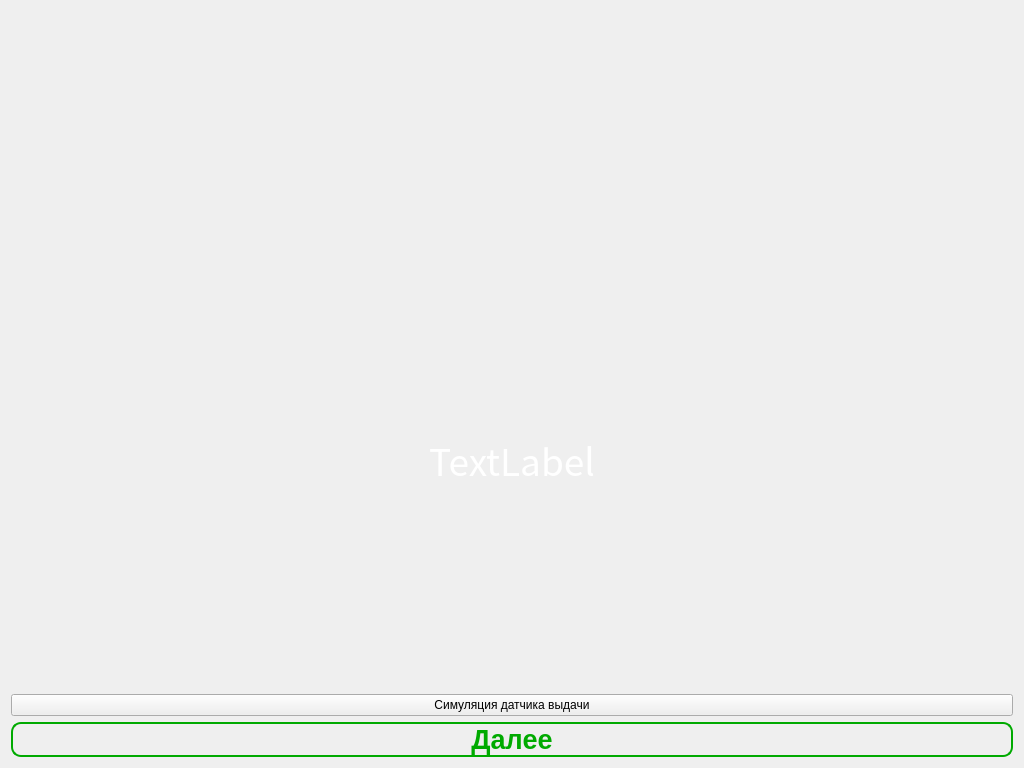
Old version of the form UIForms/GivingOutItem.ui in the repository FelixMailwriter/VM.
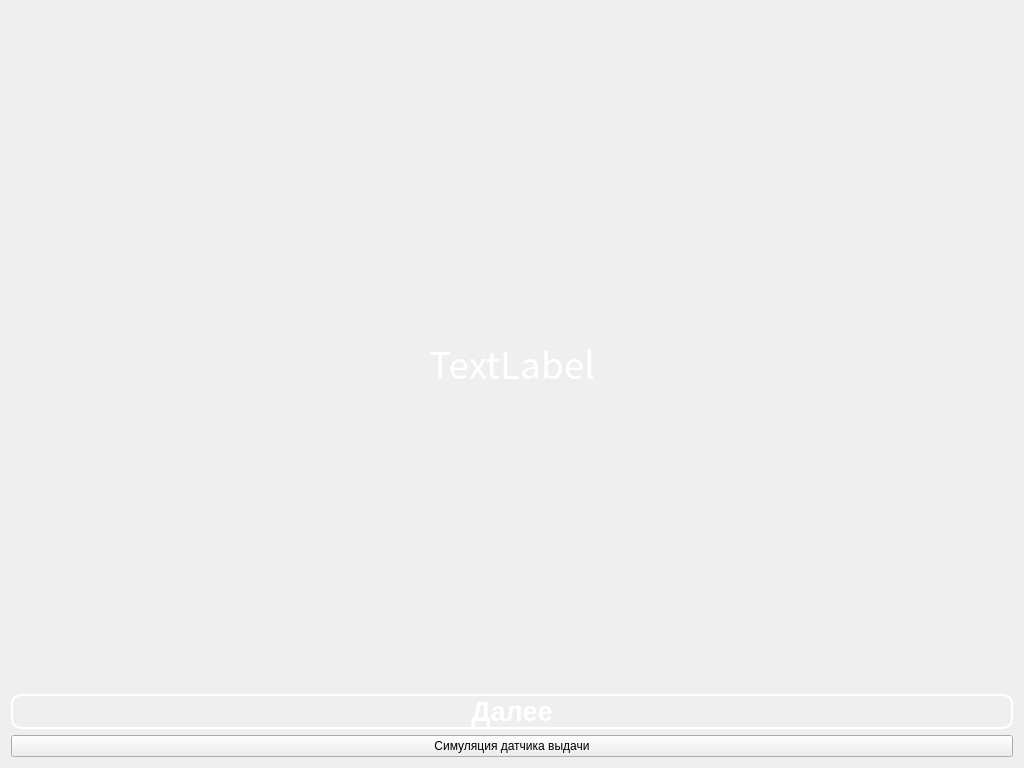
New version of the form. Icons and pictures are not drawn.

Diff of the .ui file:
```diff
--- a/UIForms/GivingOutItem.ui
+++ b/UIForms/GivingOutItem.ui
@@ -14,28 +14,38 @@
    <string>Form</string>
   </property>
   <property name="styleSheet">
-   <string notr="true">background-image: url(./Resources/Forms/ScanBrelok/FormBackGround.jpg);</string>
+   <string notr="true">background-image: url(./Resources/Forms/FormBackGround.png);</string>
   </property>
   <layout class="QVBoxLayout" name="verticalLayout_2">
    <item>
     <layout class="QVBoxLayout" name="verticalLayout">
      <item>
       <layout class="QVBoxLayout" name="verticalLayout_3">
-       <item>
-        <spacer name="verticalSpacer_3">
-         <property name="orientation">
-          <enum>Qt::Vertical</enum>
-         </property>
-         <property name="sizeHint" stdset="0">
-          <size>
-           <width>20</width>
-           <height>40</height>
-          </size>
-         </property>
-        </spacer>
-       </item>
        <item>
         <layout class="QHBoxLayout" name="horizontalLayout">
+         <item>
+          <spacer name="horizontalSpacer">
+           <property name="orientation">
+            <enum>Qt::Horizontal</enum>
+           </property>
+           <property name="sizeHint" stdset="0">
+            <size>
+             <width>40</width>
+             <height>20</height>
+            </size>
+           </property>
+          </spacer>
+         </item>
+         <item>
+          <widget class="QLabel" name="label">
+           <property name="text">
+            <string/>
+           </property>
+           <property name="pixmap">
+            <pixmap>../Resources/Forms/Logo.png</pixmap>
+           </property>
+          </widget>
+         </item>
          <item>
           <widget class="QLabel" name="lbl_result">
            <property name="sizePolicy">
@@ -112,13 +122,6 @@
        </item>
       </layout>
      </item>
-     <item>
-      <widget class="QPushButton" name="btn_OutSensSim">
-       <property name="text">
-        <string>Симуляция датчика выдачи</string>
-       </property>
-      </widget>
-     </item>
      <item>
       <widget class="QPushButton" name="btn_continue">
        <property name="font">
@@ -130,14 +133,21 @@
        </property>
        <property name="styleSheet">
         <string notr="true">background-image: url(:/newPrefix/fon.png);
-color: rgb(0, 170, 0);
-border: 2px solid #e34761; border-color: rgb(0, 170, 0); border-radius: 10px</string>
+color: rgb(255, 255, 255);
+border: 2px solid #e34761; border-color: rgb(255, 255, 255); border-radius: 10px</string>
        </property>
        <property name="text">
         <string>Далее</string>
        </property>
       </widget>
      </item>
+     <item>
+      <widget class="QPushButton" name="btn_OutSensSim">
+       <property name="text">
+        <string>Симуляция датчика выдачи</string>
+       </property>
+      </widget>
+     </item>
     </layout>
    </item>
   </layout>
```
